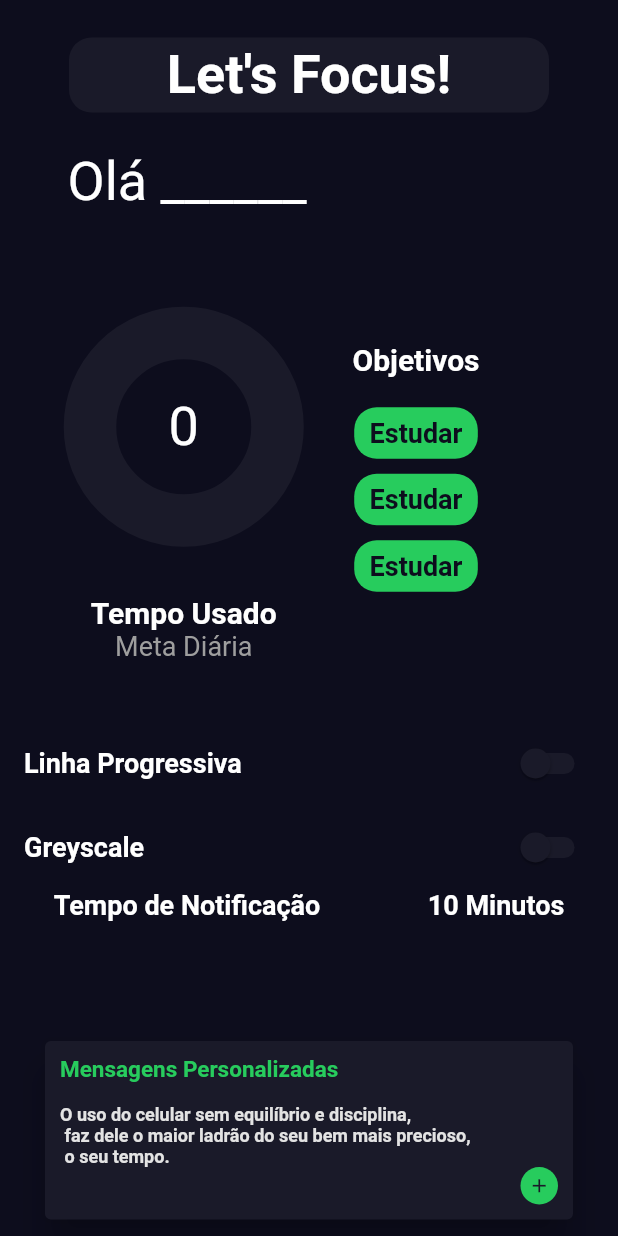
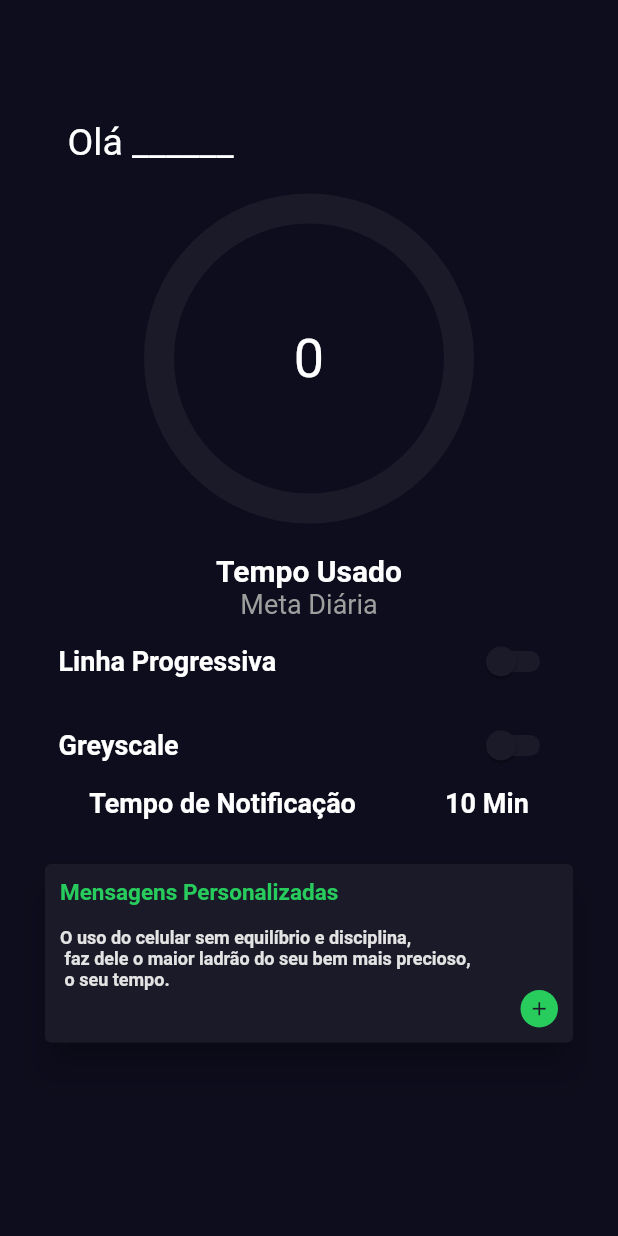
Before and after one commit to focus-ages/frontend, a Flutter app: the screen it shows after launch, on a phone screen of 412 x 824 dp. Run offline on Flutter 3.47's test engine with Material 2 defaults, Android fonts, the phone set to English and light mode, and no system bars; drawn by our look-alikes of circular_countdown_timer.

Commit message:
Padronizando a tela inicial

```diff
--- a/lib/components/countdown_timer.dart
+++ b/lib/components/countdown_timer.dart
@@ -13,28 +13,27 @@ class CountdownTimer extends StatefulWidget {
 }
 
 class _CountdownTimerState extends State<CountdownTimer> {
-  final int _duration=10;
+  final int _duration = 10;
   @override
   Widget build(BuildContext context) {
     return CircularCountDownTimer(
       //width: MediaQuery.of(context).size.width / 2,
       //height: MediaQuery.of(context).size.height / 2,
-      width:125,
-      height:125,
+      width: 200,
+      height: 200,
       duration: _duration,
       fillColor: ColorPattern.green,
       ringColor: ColorPattern.darkCard,
       strokeCap: StrokeCap.round,
-      strokeWidth: 35.0,
+      strokeWidth: 20.0,
       isTimerTextShown: true,
-      fillGradient: const LinearGradient(
-            colors: [
-
-              Color(0xff23B854),
-              Color(0xff346B47),
-              Color(0xff2DEB6C),
-              Color(0xff75EE9D),
-              Color(0xff27CC5D),]),
+      fillGradient: const LinearGradient(colors: [
+        Color(0xff23B854),
+        Color(0xff346B47),
+        Color(0xff2DEB6C),
+        Color(0xff75EE9D),
+        Color(0xff27CC5D),
+      ]),
 
       textStyle: const TextStyle(
         fontSize: 36,
--- a/lib/components/switch_button.dart
+++ b/lib/components/switch_button.dart
@@ -4,7 +4,7 @@ import '../resources/color_pattern.dart';
 
 class Switchbutton extends StatefulWidget {
   final String name;
-  const Switchbutton(this.name,{key}): super(key: key);
+  const Switchbutton(this.name, {key}) : super(key: key);
 
   @override
   State<Switchbutton> createState() => _SwitchbuttonState();
@@ -15,29 +15,28 @@ class _SwitchbuttonState extends State<Switchbutton> {
 
   @override
   Widget build(BuildContext context) {
-    return SwitchListTile(
+    return Padding(
+      padding: const EdgeInsets.symmetric(horizontal: 23.0),
+      child: SwitchListTile(
         activeTrackColor: ColorPattern.green,
         activeColor: ColorPattern.white,
         inactiveThumbColor: ColorPattern.darkCard,
         inactiveTrackColor: ColorPattern.darkCard,
-
-      title:  Text(
+        title: Text(
           widget.name,
           style: const TextStyle(
             color: Colors.white,
-            fontSize:18,
+            fontSize: 18,
             fontWeight: FontWeight.bold,
           ),
         ),
-
         value: _focus,
         onChanged: (bool value) {
           setState(() {
             _focus = value;
           });
-
-
         },
+      ),
     );
   }
 }
--- a/lib/view/home/home_view.dart
+++ b/lib/view/home/home_view.dart
@@ -22,26 +22,19 @@ class _HomePageState extends State<HomePage> {
       body: Column(
         crossAxisAlignment: CrossAxisAlignment.start,
         children: [
-          const Padding(
-            padding: EdgeInsets.symmetric(vertical: 25.0),
-            child: Center(child: LogoFocus()),
-          ),
           // ignore: prefer_const_constructors
           Padding(
-            padding: const EdgeInsets.only(left: 45.0),
+            padding: const EdgeInsets.only(left: 45.0, top: 80),
             child: const Text('Olá ______',
                 textAlign: TextAlign.left,
-                style: TextStyle(fontSize: 36, color: Colors.white)),
+                style: TextStyle(fontSize: 25, color: Colors.white)),
           ),
-          Row(
-            children: [
-              const Padding(
-                padding: EdgeInsets.only(top: 80.0, bottom: 40.0, left: 60.0),
+          const Padding(padding: EdgeInsets.only(bottom: 30)),
+          Center(
               child: Column(
-                  mainAxisAlignment: MainAxisAlignment.center,
-                  children: [
+            children: const [
               CountdownTimer(),
-                    Padding(padding: EdgeInsets.symmetric(vertical: 25.0)),
+              Padding(padding: EdgeInsets.only(bottom: 30)),
               Text('Tempo Usado',
                   style: TextStyle(
                     color: Colors.white,
@@ -54,72 +47,13 @@ class _HomePageState extends State<HomePage> {
                     fontSize: 18,
                   )),
             ],
-                ),
-              ),
-              const Padding(padding: EdgeInsets.symmetric(horizontal: 25.0)),
-              Column(
-                mainAxisAlignment: MainAxisAlignment.center,
-                children: [
-                  const Text('Objetivos',
-                      style: TextStyle(
-                        color: Colors.white,
-                        fontSize: 20,
-                        fontWeight: FontWeight.bold,
           )),
-                  const Padding(padding: EdgeInsets.symmetric(vertical: 10.0)),
-                  Wrap(
-                    direction: Axis.vertical,
-                    runSpacing: 10,
-                    spacing: 10,
-                    children: <Widget>[
-                      ObjectiveButton(
-                        onPressed: () {},
-                        title: const Text(
-                          "Estudar",
-                          textAlign: TextAlign.center,
-                          style: TextStyle(
-                            fontSize: 18,
-                            fontWeight: FontWeight.bold,
-                            color: ColorPattern.darkMode,
-                          ),
-                        ),
-                      ),
-                      ObjectiveButton(
-                        onPressed: () {},
-                        title: const Text(
-                          "Estudar",
-                          textAlign: TextAlign.center,
-                          style: TextStyle(
-                            fontSize: 18,
-                            fontWeight: FontWeight.bold,
-                            color: ColorPattern.darkMode,
-                          ),
-                        ),
-                      ),
-                      ObjectiveButton(
-                        onPressed: () {},
-                        title: const Text(
-                          "Estudar",
-                          textAlign: TextAlign.center,
-                          style: TextStyle(
-                            fontSize: 18,
-                            fontWeight: FontWeight.bold,
-                            color: ColorPattern.darkMode,
-                          ),
-                        ),
-                      ),
-                    ],
-                  )
-                ],
-              ),
-            ],
-          ),
 
           const Switchbutton('Linha Progressiva'),
           const Switchbutton('Greyscale'),
-          const Row(
-            mainAxisAlignment: MainAxisAlignment.spaceAround,
-            children: [
+          Row(
+            mainAxisAlignment: MainAxisAlignment.spaceEvenly,
+            children: const [
               Text(
                 "Tempo de Notificação",
                 textAlign: TextAlign.left,
@@ -130,7 +64,7 @@ class _HomePageState extends State<HomePage> {
                 ),
               ),
               Text(
-                "10 Minutos",
+                "10 Min",
                 textAlign: TextAlign.left,
                 style: TextStyle(
                   fontSize: 18,
@@ -140,7 +74,6 @@ class _HomePageState extends State<HomePage> {
               ),
             ],
           ),
-          const Padding(padding: EdgeInsets.symmetric(vertical: 25.0)),
           const CardFrases(),
         ],
       ),
```
Lines whose indentation alone changed are shown as unchanged.
